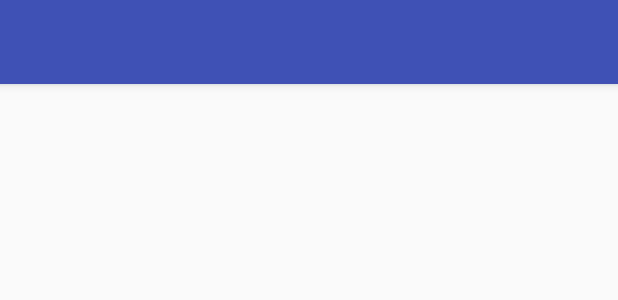
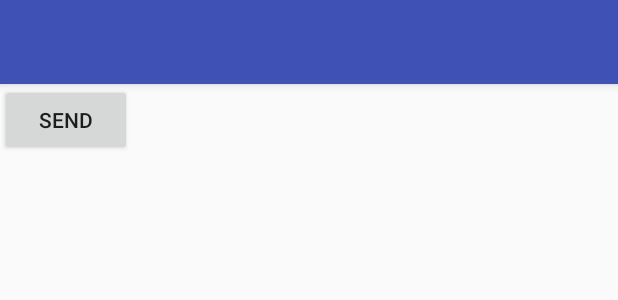
Before and after one commit to gaurav4ever/Important-Android-Snippets, an Android app: the layout activity_main.xml on its own in the app's theme, with its tools: preview values and no code run, on a phone screen of 412 x 824 dp. Shown: the top 300 px of the screen. Run offline under Robolectric (Android 15) with nearby library versions, the light colour scheme and no system bars.

Commit message:
notification code added

```diff
--- a/NotificationProject/app/src/main/res/layout/content_main.xml
+++ b/NotificationProject/app/src/main/res/layout/content_main.xml
@@ -8,6 +8,13 @@
     tools:context="com.example.gauravpc.notificationproject.MainActivity"
     tools:showIn="@layout/activity_main">
 
+    <Button
+        android:layout_width="wrap_content"
+        android:layout_height="wrap_content"
+        android:text="Send"
+        android:id="@+id/button"/>
+
+
 
 
 </android.support.constraint.ConstraintLayout>
```
Also changed, not shown: NotificationProject/app/src/main/java/com/example/gauravpc/notificationproject/MainActivity.java (+17 -26 lines).
